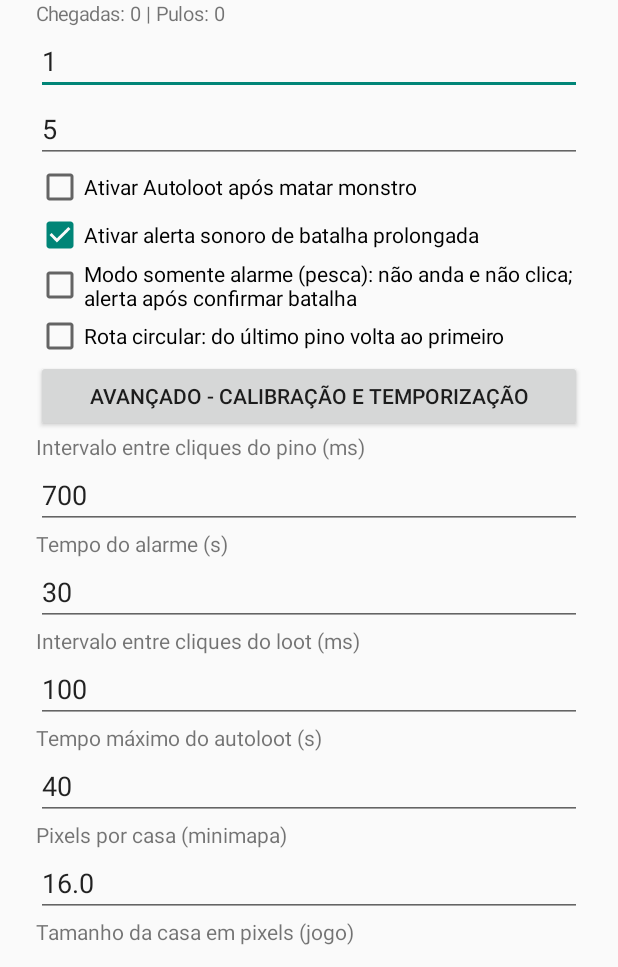
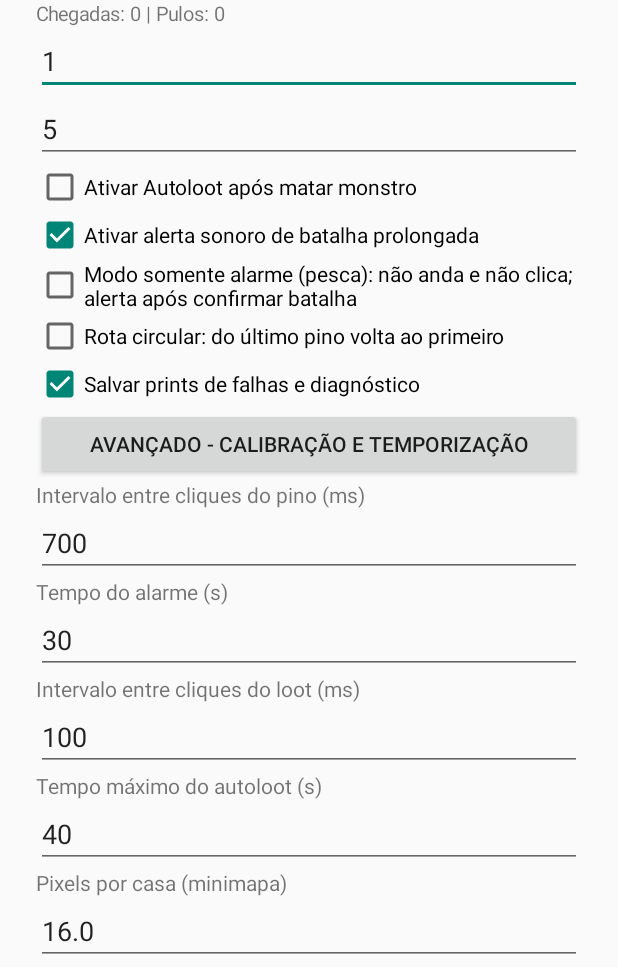
Before and after one commit to bruno2901a-sketch/cavebot, an Android app: the screen it shows after launch (MainActivity), after a tap on "AVANÇADO - CALIBRAÇÃO E TEMPORIZAÇÃO", on a phone screen of 412 x 824 dp, the part 269-1236 px from its top. Run offline under Robolectric (Android 15) with nearby library versions, the phone set to English and light mode, and no system bars.

Commit message:
Adiciona opção persistente para desligar gravação de prints

```diff
--- a/app/src/main/java/com/rotabot/MainActivity.kt
+++ b/app/src/main/java/com/rotabot/MainActivity.kt
@@ -108,6 +108,11 @@ class MainActivity : ComponentActivity() {
         val checkCircular = CheckBox(this).apply {
             text = "Rota circular: do último pino volta ao primeiro"
             isChecked = prefs.getBoolean("modo_circular", false)
+        }
+
+        val checkSalvarPrints = CheckBox(this).apply {
+            text = "Salvar prints de falhas e diagnóstico"
+            isChecked = prefs.getBoolean("salvar_prints", true)
         }
 
         val labelVolume = TextView(this).apply { text = "Volume do Alerta:" }
@@ -276,6 +281,7 @@ class MainActivity : ComponentActivity() {
                     .putBoolean("usa_alerta", checkAlerta.isChecked)
                     .putBoolean("so_alarme", checkSoAlarme.isChecked)
                     .putBoolean("modo_circular", checkCircular.isChecked)
+                    .putBoolean("salvar_prints", checkSalvarPrints.isChecked)
                     .putInt("volume_alerta", seekVolume.progress)
                     .putString("uri_som", uriSomSelecionado)
                     .putInt("marcador_inicio", a)
@@ -302,6 +308,7 @@ class MainActivity : ComponentActivity() {
                     .putExtra(BotService.EXTRA_USA_ALERTA, usaAlertaFinal)
                     .putExtra(BotService.EXTRA_SO_ALARME, modoSoAlarme)
                     .putExtra(BotService.EXTRA_MODO_CIRCULAR, checkCircular.isChecked)
+                    .putExtra(BotService.EXTRA_SALVAR_PRINTS, checkSalvarPrints.isChecked)
                     .putExtra(BotService.EXTRA_VOLUME, seekVolume.progress)
                     .putExtra(BotService.EXTRA_URI_SOM, uriSomSelecionado)
                     .putExtra(BotService.EXTRA_ALARME_S, alarmeS)
@@ -327,6 +334,7 @@ class MainActivity : ComponentActivity() {
         tela.addView(checkAlerta)
         tela.addView(checkSoAlarme)
         tela.addView(checkCircular)
+        tela.addView(checkSalvarPrints)
         containerAvancado.addView(labelTempoAlarme)
         containerAvancado.addView(editTempoAlarme)
         containerAvancado.addView(labelIntervaloLoot)
```
